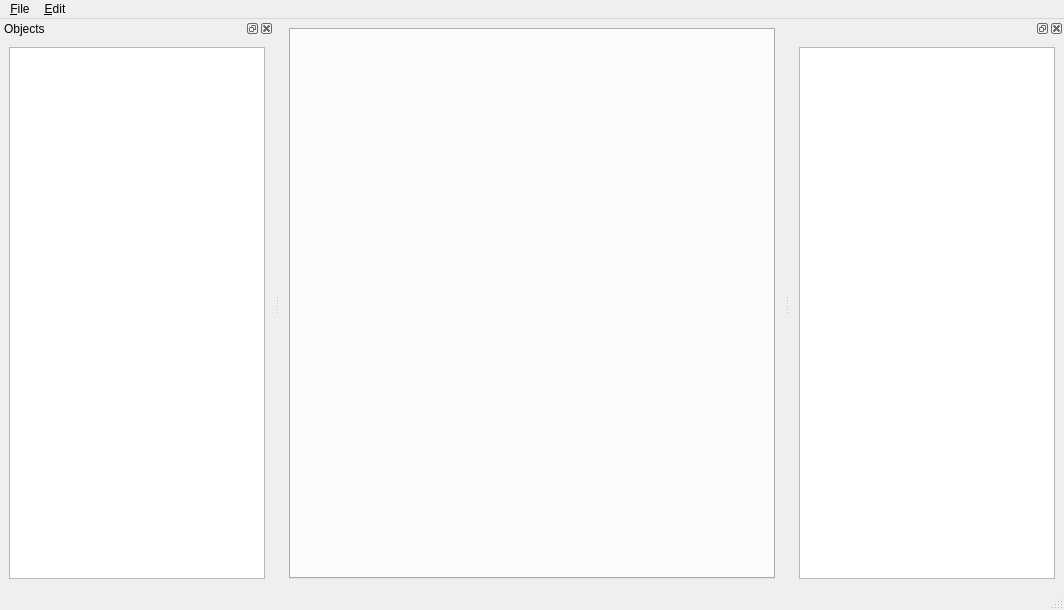
First picture: the form in resources/ui/MainWindow.ui, repository BRL-CAD/arbalest, before the edit.
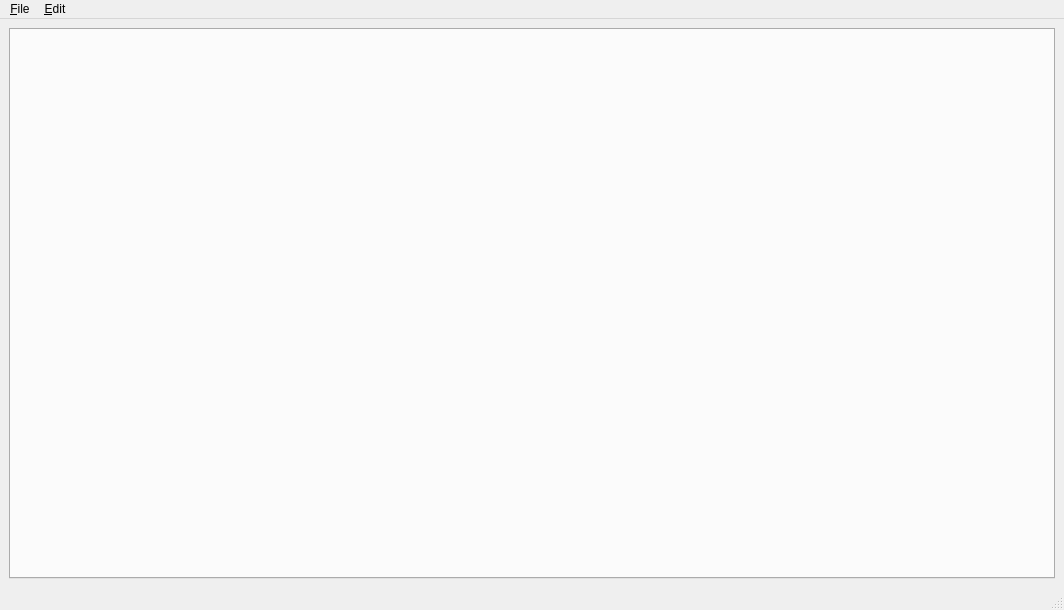
Second picture: the form after the edit.

Commit message: Seperated logic for dock widgets. Implemented changes to objects list to support properties displaying

```diff
--- a/resources/ui/MainWindow.ui
+++ b/resources/ui/MainWindow.ui
@@ -57,37 +57,7 @@
    <addaction name="menuFile"/>
    <addaction name="menuEdit"/>
   </widget>
-  <widget class="QDockWidget" name="dockWidgetObjectsTree">
-   <property name="floating">
-    <bool>false</bool>
-   </property>
-   <property name="windowTitle">
-    <string>Objects</string>
-   </property>
-   <attribute name="dockWidgetArea">
-    <number>1</number>
-   </attribute>
-   <widget class="QWidget" name="dockWidgetContents">
-    <layout class="QHBoxLayout" name="horizontalLayout">
-     <item>
-      <widget class="QTreeView" name="REPLCAED_ON_RUN_TreeView"/>
-     </item>
-    </layout>
-   </widget>
-  </widget>
   <widget class="QStatusBar" name="statusbar"/>
-  <widget class="QDockWidget" name="dockWidSget">
-   <attribute name="dockWidgetArea">
-    <number>2</number>
-   </attribute>
-   <widget class="QWidget" name="dockWidgetContents_2">
-    <layout class="QHBoxLayout" name="horizontalLayout_2">
-     <item>
-      <widget class="QTreeView" name="REPLCAED_ON_RUN_TreeView_2"/>
-     </item>
-    </layout>
-   </widget>
-  </widget>
   <action name="actionOpen">
    <property name="text">
     <string>Open</string>
```
Left out of the diff: 2 changed lines with no effect on the pictures. The commit also changes 10 other files.
